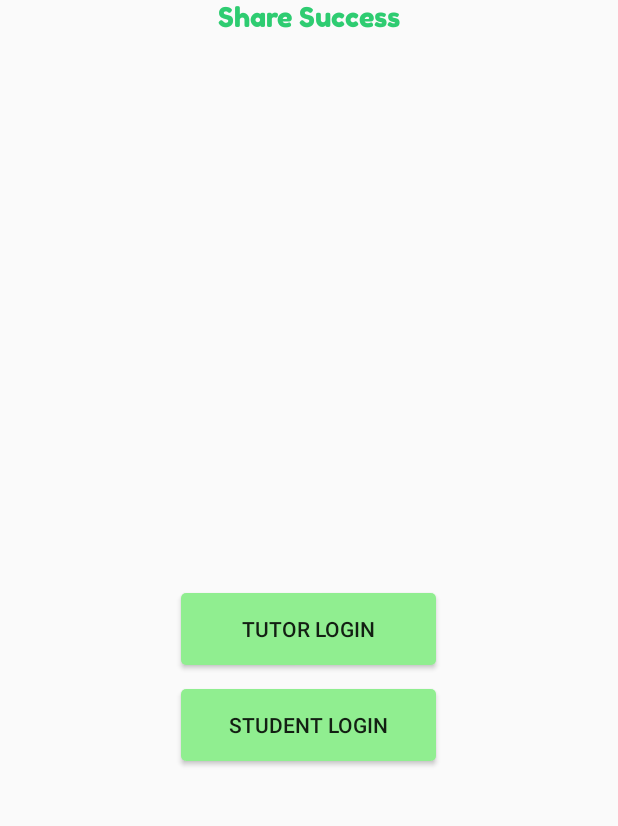
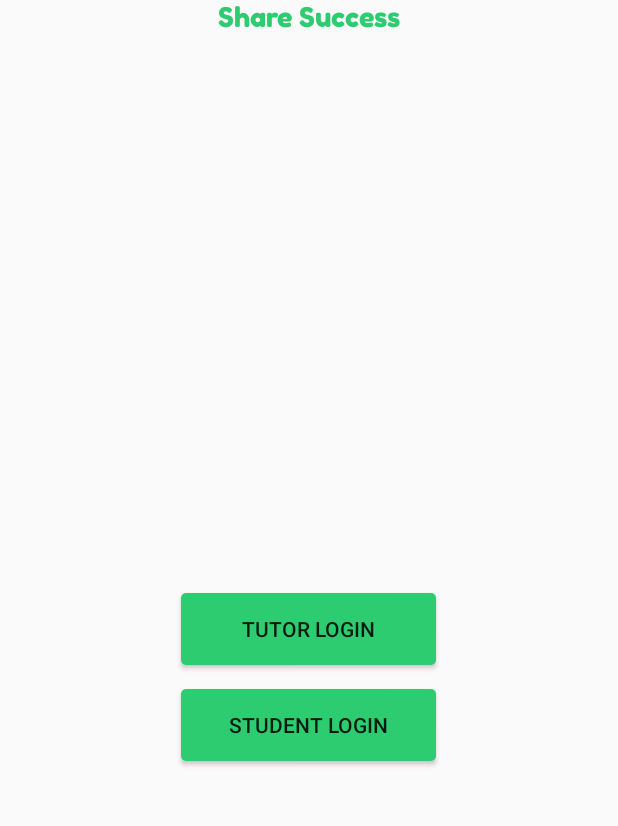
Before and after one commit to Mons1Oerjan/KRUSH, an Android app: the screen it shows after launch (MainActivity), on a phone screen of 412 x 824 dp, the part 329-1155 px from its top. Run offline under Robolectric (Android 15) with nearby library versions, the phone set to English and light mode, and no system bars.

Commit message:
Removed misleading comment

```diff
--- a/app/src/main/res/drawable/button_main.xml
+++ b/app/src/main/res/drawable/button_main.xml
@@ -1,8 +1,7 @@
 <?xml version="1.0" encoding="utf-8"?>
 <shape xmlns:android="http://schemas.android.com/apk/res/android"
     android:shape="rectangle" android:padding="10dp">
-    <!-- you can use any color you want I used here gray color-->
-    <solid android:color="#90EE90"/>
+    <solid android:color="@color/colorPrimary"/>
     <corners
         android:bottomRightRadius="3dp"
         android:bottomLeftRadius="3dp"
```
